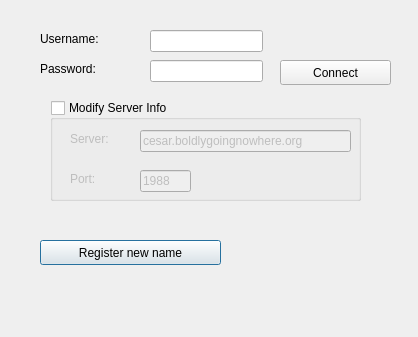
Old version of the form aerolith/client/src/loginForm.ui in the repository domino14/aerolithdesktop.
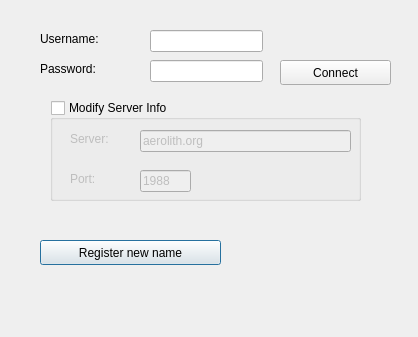
New version of the form.

Patch:
```diff
--- a/aerolith/client/src/loginForm.ui
+++ b/aerolith/client/src/loginForm.ui
@@ -134,7 +134,7 @@
        </rect>
       </property>
       <property name="text" >
-       <string>cesar.boldlygoingnowhere.org</string>
+       <string>aerolith.org</string>
       </property>
      </widget>
      <widget class="QLineEdit" name="portLE" >
```
